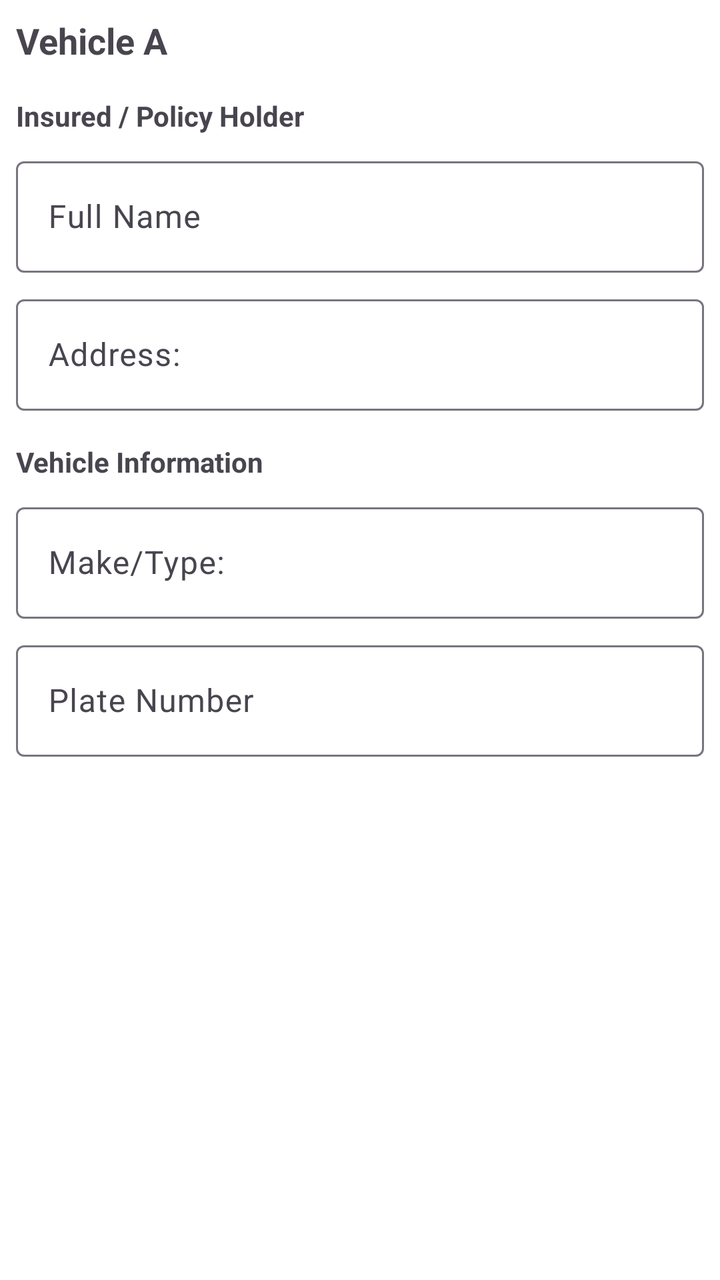
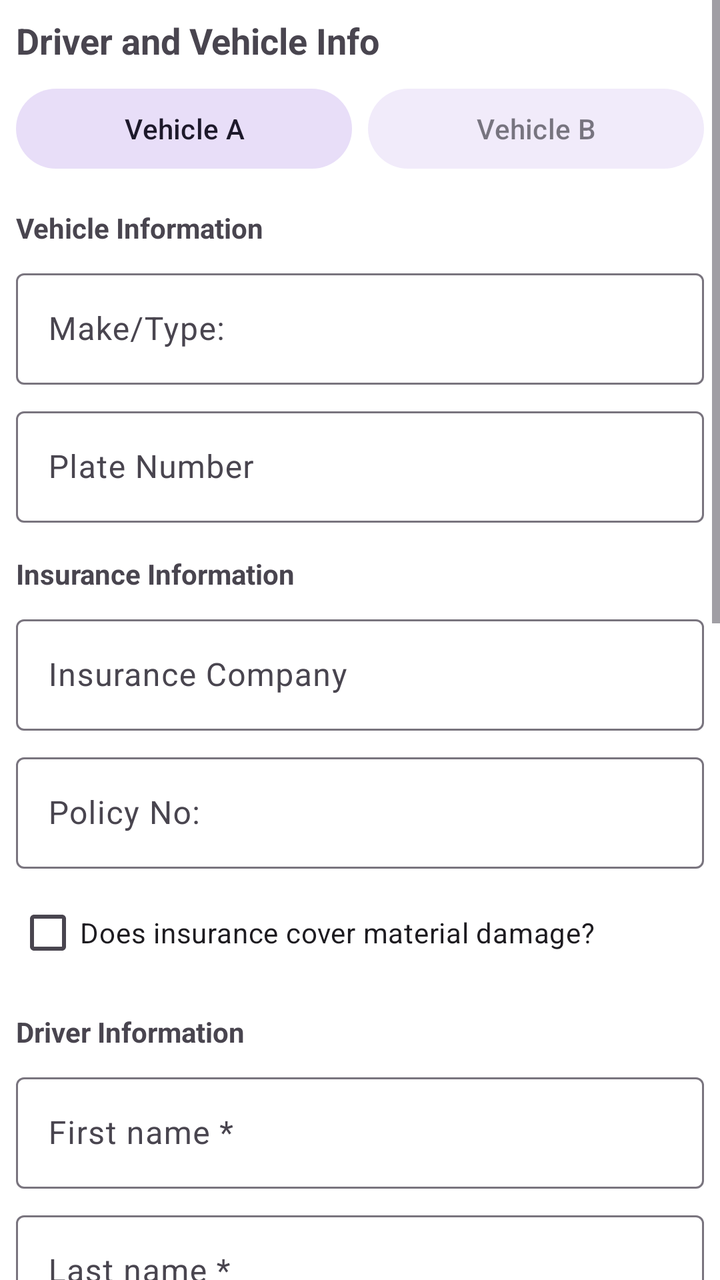

Before-and-after screenshots of an Android layout around one commit, followed by the original layout XML and the change that was made.
<!-- AndroidManifest.xml: application theme Theme.AccidentReportingApp -->
<!-- res/layout/step_vehicle_info.xml -->
<?xml version="1.0" encoding="utf-8"?>
<LinearLayout xmlns:android="http://schemas.android.com/apk/res/android"
    android:layout_width="match_parent"
    android:layout_height="match_parent"
    android:orientation="vertical"
    android:padding="8dp">

    <TextView
        android:id="@+id/text_step_title"
        android:layout_width="match_parent"
        android:layout_height="wrap_content"
        android:text="@string/header_vehicle_a"
        android:textSize="18sp"
        android:textStyle="bold"
        android:layout_marginBottom="16dp"/>

    <TextView
        android:layout_width="match_parent"
        android:layout_height="wrap_content"
        android:text="@string/label_insured"
        android:textStyle="bold"
        android:layout_marginBottom="8dp"/>

    <com.google.android.material.textfield.TextInputLayout
        android:layout_width="match_parent"
        android:layout_height="wrap_content"
        android:layout_marginBottom="8dp"
        style="@style/Widget.Material3.TextInputLayout.OutlinedBox">

        <com.google.android.material.textfield.TextInputEditText
            android:id="@+id/edit_insured_name"
            android:layout_width="match_parent"
            android:layout_height="wrap_content"
            android:hint="@string/hint_name" />
    </com.google.android.material.textfield.TextInputLayout>

    <com.google.android.material.textfield.TextInputLayout
        android:layout_width="match_parent"
        android:layout_height="wrap_content"
        android:layout_marginBottom="16dp"
        style="@style/Widget.Material3.TextInputLayout.OutlinedBox">

        <com.google.android.material.textfield.TextInputEditText
            android:id="@+id/edit_insured_address"
            android:layout_width="match_parent"
            android:layout_height="wrap_content"
            android:hint="@string/field_address" />
    </com.google.android.material.textfield.TextInputLayout>

    <TextView
        android:layout_width="match_parent"
        android:layout_height="wrap_content"
        android:text="@string/label_vehicle"
        android:textStyle="bold"
        android:layout_marginBottom="8dp"/>

    <com.google.android.material.textfield.TextInputLayout
        android:layout_width="match_parent"
        android:layout_height="wrap_content"
        android:layout_marginBottom="8dp"
        style="@style/Widget.Material3.TextInputLayout.OutlinedBox">

        <com.google.android.material.textfield.TextInputEditText
            android:id="@+id/edit_vehicle_make"
            android:layout_width="match_parent"
            android:layout_height="wrap_content"
            android:hint="@string/field_make_type" />
    </com.google.android.material.textfield.TextInputLayout>

    <com.google.android.material.textfield.TextInputLayout
        android:layout_width="match_parent"
        android:layout_height="wrap_content"
        style="@style/Widget.Material3.TextInputLayout.OutlinedBox">

        <com.google.android.material.textfield.TextInputEditText
            android:id="@+id/edit_vehicle_plate"
            android:layout_width="match_parent"
            android:layout_height="wrap_content"
            android:hint="@string/hint_plate" />
    </com.google.android.material.textfield.TextInputLayout>

</LinearLayout>
<!-- resources referenced by this layout -->
<resources>
  <string name="field_address">Address:</string>
  <string name="field_make_type">Make/Type:</string>
  <string name="header_vehicle_a">Vehicle A</string>
  <string name="hint_name">Full Name</string>
  <string name="hint_plate">Plate Number</string>
  <string name="label_insured">Insured / Policy Holder</string>
  <string name="label_vehicle">Vehicle Information</string>
  <style name="Theme.AccidentReportingApp" parent="Base.Theme.AccidentReportingApp" />
  <style name="Base.Theme.AccidentReportingApp" parent="Theme.Material3.DayNight.NoActionBar">
          
          <item name="colorPrimary">@color/primary</item>
          <item name="colorOnPrimary">@color/white</item>
          <item name="colorPrimaryContainer">@color/primary_container</item>
  
          
          <item name="android:windowBackground">@color/white</item>
      </style>
  <color name="primary">#120D31</color>
  <color name="white">#FFFFFFFF</color>
  <color name="primary_container">#F0D3F7</color>
</resources>

<!-- the commit's change to res/layout/step_vehicle_info.xml (unified diff, before → after) -->
@@ -1,82 +1,260 @@
 <?xml version="1.0" encoding="utf-8"?>
-<LinearLayout xmlns:android="http://schemas.android.com/apk/res/android"
+<ScrollView xmlns:android="http://schemas.android.com/apk/res/android"
     android:layout_width="match_parent"
     android:layout_height="match_parent"
-    android:orientation="vertical"
-    android:padding="8dp">
-
-    <TextView
-        android:id="@+id/text_step_title"
+    xmlns:app="http://schemas.android.com/apk/res-auto">
+
+    <LinearLayout
         android:layout_width="match_parent"
         android:layout_height="wrap_content"
-        android:text="@string/header_vehicle_a"
-        android:textSize="18sp"
-        android:textStyle="bold"
-        android:layout_marginBottom="16dp"/>
-
-    <TextView
-        android:layout_width="match_parent"
-        android:layout_height="wrap_content"
-        android:text="@string/label_insured"
-        android:textStyle="bold"
-        android:layout_marginBottom="8dp"/>
-
-    <com.google.android.material.textfield.TextInputLayout
-        android:layout_width="match_parent"
-        android:layout_height="wrap_content"
-        android:layout_marginBottom="8dp"
-        style="@style/Widget.Material3.TextInputLayout.OutlinedBox">
-
-        <com.google.android.material.textfield.TextInputEditText
-            android:id="@+id/edit_insured_name"
-            android:layout_width="match_parent"
-            android:layout_height="wrap_content"
-            android:hint="@string/hint_name" />
-    </com.google.android.material.textfield.TextInputLayout>
-
-    <com.google.android.material.textfield.TextInputLayout
-        android:layout_width="match_parent"
-        android:layout_height="wrap_content"
-        android:layout_marginBottom="16dp"
-        style="@style/Widget.Material3.TextInputLayout.OutlinedBox">
-
-        <com.google.android.material.textfield.TextInputEditText
-            android:id="@+id/edit_insured_address"
-            android:layout_width="match_parent"
-            android:layout_height="wrap_content"
-            android:hint="@string/field_address" />
-    </com.google.android.material.textfield.TextInputLayout>
-
-    <TextView
-        android:layout_width="match_parent"
-        android:layout_height="wrap_content"
-        android:text="@string/label_vehicle"
-        android:textStyle="bold"
-        android:layout_marginBottom="8dp"/>
-
-    <com.google.android.material.textfield.TextInputLayout
-        android:layout_width="match_parent"
-        android:layout_height="wrap_content"
-        android:layout_marginBottom="8dp"
-        style="@style/Widget.Material3.TextInputLayout.OutlinedBox">
-
-        <com.google.android.material.textfield.TextInputEditText
-            android:id="@+id/edit_vehicle_make"
-            android:layout_width="match_parent"
-            android:layout_height="wrap_content"
-            android:hint="@string/field_make_type" />
-    </com.google.android.material.textfield.TextInputLayout>
-
-    <com.google.android.material.textfield.TextInputLayout
-        android:layout_width="match_parent"
-        android:layout_height="wrap_content"
-        style="@style/Widget.Material3.TextInputLayout.OutlinedBox">
-
-        <com.google.android.material.textfield.TextInputEditText
-            android:id="@+id/edit_vehicle_plate"
-            android:layout_width="match_parent"
-            android:layout_height="wrap_content"
-            android:hint="@string/hint_plate" />
-    </com.google.android.material.textfield.TextInputLayout>
-
-</LinearLayout>
+        android:orientation="vertical"
+        android:padding="8dp">
+
+        <TextView
+            android:id="@+id/text_step_title"
+            android:layout_width="match_parent"
+            android:layout_height="wrap_content"
+            android:text="@string/header_driver_vehicle"
+            android:textSize="18sp"
+            android:textStyle="bold"
+            android:layout_marginBottom="8dp"/>
+
+        <LinearLayout
+            android:layout_width="match_parent"
+            android:layout_height="wrap_content"
+            android:orientation="horizontal"
+            android:layout_marginBottom="16dp">
+            <com.google.android.material.button.MaterialButton
+                android:id="@+id/tab_vinfo_a"
+                style="@style/Widget.Material3.Button.TonalButton"
+                android:layout_width="0dp"
+                android:layout_height="wrap_content"
+                android:layout_weight="1"
+                android:text="@string/header_vehicle_a"
+                android:layout_marginEnd="4dp"/>
+            <com.google.android.material.button.MaterialButton
+                android:id="@+id/tab_vinfo_b"
+                style="@style/Widget.Material3.Button.TonalButton"
+                android:layout_width="0dp"
+                android:layout_height="wrap_content"
+                android:layout_weight="1"
+                android:text="@string/header_vehicle_b"
+                android:layout_marginStart="4dp"
+                android:alpha="0.6"/>
+        </LinearLayout>
+
+        
+        <TextView
+            android:layout_width="match_parent"
+            android:layout_height="wrap_content"
+            android:text="@string/label_vehicle"
+            android:textStyle="bold"
+            android:layout_marginBottom="8dp"/>
+
+        <com.google.android.material.textfield.TextInputLayout
+            android:layout_width="match_parent"
+            android:layout_height="wrap_content"
+            android:layout_marginBottom="8dp"
+            style="@style/Widget.Material3.TextInputLayout.OutlinedBox">
+            <com.google.android.material.textfield.TextInputEditText
+                android:id="@+id/edit_vehicle_make"
+                android:layout_width="match_parent"
+                android:layout_height="wrap_content"
+                android:hint="@string/field_make_type" />
+        </com.google.android.material.textfield.TextInputLayout>
+
+        <com.google.android.material.textfield.TextInputLayout
+            android:layout_width="match_parent"
+            android:layout_height="wrap_content"
+            android:layout_marginBottom="16dp"
+            style="@style/Widget.Material3.TextInputLayout.OutlinedBox">
+            <com.google.android.material.textfield.TextInputEditText
+                android:id="@+id/edit_vehicle_plate"
+                android:layout_width="match_parent"
+                android:layout_height="wrap_content"
+                android:hint="@string/hint_plate" />
+        </com.google.android.material.textfield.TextInputLayout>
+
+        
+        <TextView
+            android:layout_width="match_parent"
+            android:layout_height="wrap_content"
+            android:text="@string/header_insurance_info"
+            android:textStyle="bold"
+            android:layout_marginBottom="8dp"/>
+
+        <com.google.android.material.textfield.TextInputLayout
+            android:layout_width="match_parent"
+            android:layout_height="wrap_content"
+            android:layout_marginBottom="8dp"
+            style="@style/Widget.Material3.TextInputLayout.OutlinedBox">
+            <com.google.android.material.textfield.TextInputEditText
+                android:id="@+id/edit_insurance_name"
+                android:layout_width="match_parent"
+                android:layout_height="wrap_content"
+                android:hint="@string/label_insurance_company" />
+        </com.google.android.material.textfield.TextInputLayout>
+
+        <com.google.android.material.textfield.TextInputLayout
+            android:layout_width="match_parent"
+            android:layout_height="wrap_content"
+            android:layout_marginBottom="8dp"
+            style="@style/Widget.Material3.TextInputLayout.OutlinedBox">
+            <com.google.android.material.textfield.TextInputEditText
+                android:id="@+id/edit_policy_number"
+                android:layout_width="match_parent"
+                android:layout_height="wrap_content"
+                android:hint="@string/field_policy_no" />
+        </com.google.android.material.textfield.TextInputLayout>
+
+        <com.google.android.material.checkbox.MaterialCheckBox
+            android:id="@+id/check_covers_damage"
+            android:layout_width="match_parent"
+            android:layout_height="wrap_content"
+            android:layout_marginBottom="16dp"
+            android:text="@string/hint_insurance_covers" />
+
+        
+        <TextView
+            android:layout_width="match_parent"
+            android:layout_height="wrap_content"
+            android:text="@string/label_driver"
+            android:textStyle="bold"
+            android:layout_marginBottom="8dp"/>
+
+        <com.google.android.material.textfield.TextInputLayout
+            android:layout_width="match_parent"
+            android:layout_height="wrap_content"
+            android:layout_marginBottom="8dp"
+            style="@style/Widget.Material3.TextInputLayout.OutlinedBox">
+            <com.google.android.material.textfield.TextInputEditText
+                android:id="@+id/edit_driver_first_name"
+                android:layout_width="match_parent"
+                android:layout_height="wrap_content"
+                android:hint="First name *" />
+        </com.google.android.material.textfield.TextInputLayout>
+
+        <com.google.android.material.textfield.TextInputLayout
+            android:layout_width="match_parent"
+            android:layout_height="wrap_content"
+            android:layout_marginBottom="8dp"
+            style="@style/Widget.Material3.TextInputLayout.OutlinedBox">
+            <com.google.android.material.textfield.TextInputEditText
+                android:id="@+id/edit_driver_last_name"
+                android:layout_width="match_parent"
+                android:layout_height="wrap_content"
+                android:hint="Last name *" />
+        </com.google.android.material.textfield.TextInputLayout>
+
+        <com.google.android.material.textfield.TextInputLayout
+            android:layout_width="match_parent"
+            android:layout_height="wrap_content"
+            android:layout_marginBottom="8dp"
+            style="@style/Widget.Material3.TextInputLayout.OutlinedBox">
+            <com.google.android.material.textfield.TextInputEditText
+                android:id="@+id/edit_driver_dob"
+                android:layout_width="match_parent"
+                android:layout_height="wrap_content"
+                android:hint="@string/hint_dob" />
+        </com.google.android.material.textfield.TextInputLayout>
+
+        <TextView
+            android:layout_width="match_parent"
+            android:layout_height="wrap_content"
+            android:text="Country *"
+            android:layout_marginTop="8dp"/>
+        <Spinner
+            android:id="@+id/spinner_driver_country"
+            android:layout_width="match_parent"
+            android:layout_height="wrap_content"
+            android:layout_marginBottom="8dp"
+            android:minHeight="48dp" />
+
+        <com.google.android.material.textfield.TextInputLayout
+            android:layout_width="match_parent"
+            android:layout_height="wrap_content"
+            android:layout_marginBottom="8dp"
+            style="@style/Widget.Material3.TextInputLayout.OutlinedBox">
+            <com.google.android.material.textfield.TextInputEditText
+                android:id="@+id/edit_driver_address"
+                android:layout_width="match_parent"
+                android:layout_height="wrap_content"
+                android:hint="@string/hint_driver_address" />
+        </com.google.android.material.textfield.TextInputLayout>
+
+        <com.google.android.material.textfield.TextInputLayout
+            android:layout_width="match_parent"
+            android:layout_height="wrap_content"
+            android:layout_marginBottom="8dp"
+            style="@style/Widget.Material3.TextInputLayout.OutlinedBox">
+            <com.google.android.material.textfield.TextInputEditText
+                android:id="@+id/edit_driver_email"
+                android:layout_width="match_parent"
+                android:layout_height="wrap_content"
+                android:hint="Email"
+                android:inputType="textEmailAddress" />
+        </com.google.android.material.textfield.TextInputLayout>
+
+        <com.google.android.material.textfield.TextInputLayout
+            android:layout_width="match_parent"
+            android:layout_height="wrap_content"
+            android:layout_marginBottom="8dp"
+            style="@style/Widget.Material3.TextInputLayout.OutlinedBox">
+            <com.google.android.material.textfield.TextInputEditText
+                android:id="@+id/edit_driver_contact"
+                android:layout_width="match_parent"
+                android:layout_height="wrap_content"
+                android:hint="Phone"
+                android:inputType="phone" />
+        </com.google.android.material.textfield.TextInputLayout>
+
+        <com.google.android.material.textfield.TextInputLayout
+            android:layout_width="match_parent"
+            android:layout_height="wrap_content"
+            android:layout_marginBottom="8dp"
+            style="@style/Widget.Material3.TextInputLayout.OutlinedBox">
+            <com.google.android.material.textfield.TextInputEditText
+                android:id="@+id/edit_driver_license"
+                android:layout_width="match_parent"
+                android:layout_height="wrap_content"
+                android:hint="@string/field_license_no" />
+        </com.google.android.material.textfield.TextInputLayout>
+
+        <com.google.android.material.textfield.TextInputLayout
+            android:layout_width="match_parent"
+            android:layout_height="wrap_content"
+            android:layout_marginBottom="8dp"
+            style="@style/Widget.Material3.TextInputLayout.OutlinedBox">
+            <com.google.android.material.textfield.TextInputEditText
+                android:id="@+id/edit_driver_license_category"
+                android:layout_width="match_parent"
+                android:layout_height="wrap_content"
+                android:hint="License category" />
+        </com.google.android.material.textfield.TextInputLayout>
+
+        <com.google.android.material.textfield.TextInputLayout
+            android:layout_width="match_parent"
+            android:layout_height="wrap_content"
+            android:layout_marginBottom="8dp"
+            style="@style/Widget.Material3.TextInputLayout.OutlinedBox">
+            <com.google.android.material.textfield.TextInputEditText
+                android:id="@+id/edit_driver_license_expiry"
+                android:layout_width="match_parent"
+                android:layout_height="wrap_content"
+                android:hint="License expiry" />
+        </com.google.android.material.textfield.TextInputLayout>
+
+        <com.google.android.material.textfield.TextInputLayout
+            android:layout_width="match_parent"
+            android:layout_height="wrap_content"
+            android:layout_marginBottom="8dp"
+            style="@style/Widget.Material3.TextInputLayout.OutlinedBox">
+            <com.google.android.material.textfield.TextInputEditText
+                android:id="@+id/edit_driver_personal_id"
+                android:layout_width="match_parent"
+                android:layout_height="wrap_content"
+                android:hint="Personal ID / National code *" />
+        </com.google.android.material.textfield.TextInputLayout>
+
+    </LinearLayout>
+</ScrollView>
<!-- resource entries referenced after the edit -->
@@ -1,11 +1,18 @@
 <!-- resources referenced by this layout -->
 <resources>
-  <string name="field_address">Address:</string>
+  <string name="field_license_no">License No:</string>
   <string name="field_make_type">Make/Type:</string>
+  <string name="field_policy_no">Policy No:</string>
+  <string name="header_driver_vehicle">Driver and Vehicle Info</string>
+  <string name="header_insurance_info">Insurance Information</string>
   <string name="header_vehicle_a">Vehicle A</string>
-  <string name="hint_name">Full Name</string>
+  <string name="header_vehicle_b">Vehicle B</string>
+  <string name="hint_dob">Date of Birth (YYYY-MM-DD)</string>
+  <string name="hint_driver_address">Full Address (Street, House no., City, etc.)</string>
+  <string name="hint_insurance_covers">Does insurance cover material damage?</string>
   <string name="hint_plate">Plate Number</string>
-  <string name="label_insured">Insured / Policy Holder</string>
+  <string name="label_driver">Driver Information</string>
+  <string name="label_insurance_company">Insurance Company</string>
   <string name="label_vehicle">Vehicle Information</string>
   <style name="Theme.AccidentReportingApp" parent="Base.Theme.AccidentReportingApp" />
   <style name="Base.Theme.AccidentReportingApp" parent="Theme.Material3.DayNight.NoActionBar">
